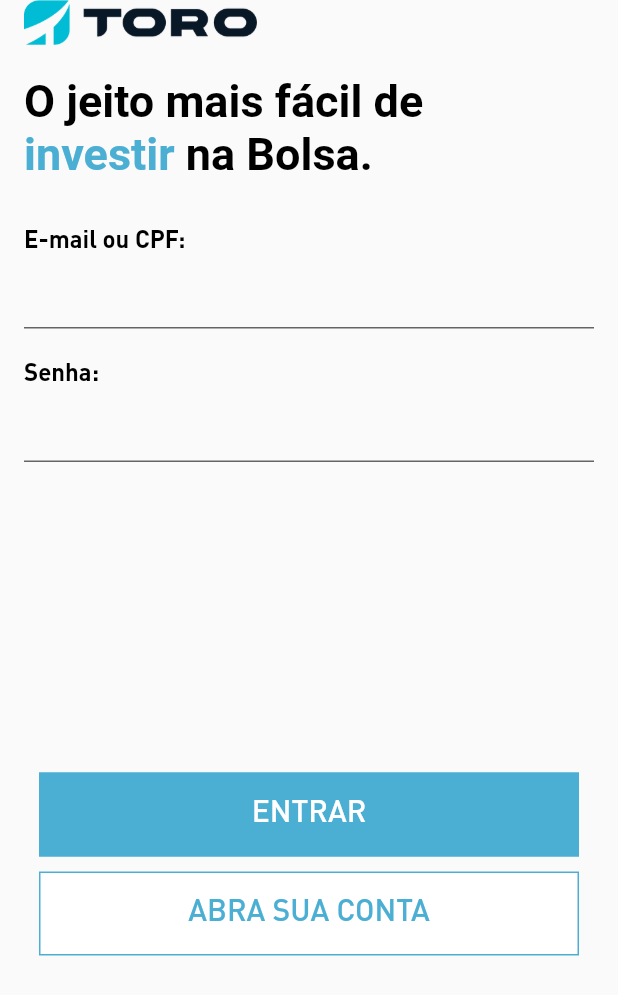
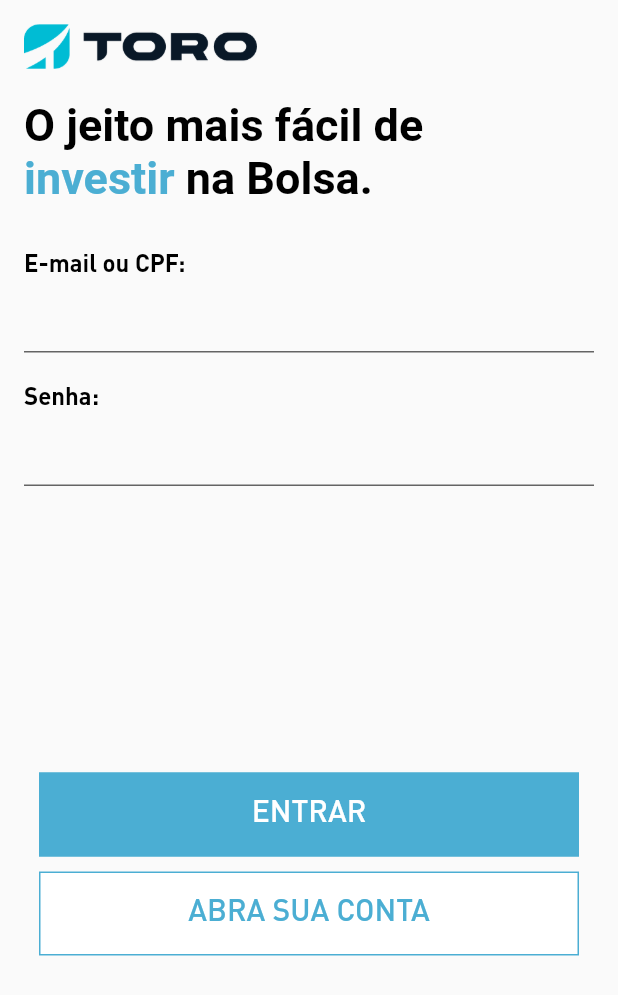
Before and after one commit to williamtdepaula/flutter_toro, a Flutter app: the LoginPage screen opened by its route, on a phone screen of 412 x 824 dp. Shown: the top 995 px of the screen. Run offline on Flutter 3.47's test engine with Material 2 defaults, Android fonts, the phone set to English and light mode, and no system bars; our stand-ins replace animated_splash_screen, flutter_modular, flutter_svg, mobx; generated files the repository leaves out were written again; project files that could hold a hidden picture were left out.

Commit message:
::Implemented:: Padding added in login view

```diff
--- a/lib/app/modules/login/view/login_page.dart
+++ b/lib/app/modules/login/view/login_page.dart
@@ -27,7 +27,7 @@ class _LoginPageState extends ModularState<LoginPage, LoginController> {
     return SafeArea(
       child: SingleChildScrollView(
         child: Container(
-          padding: EdgeInsets.symmetric(horizontal: 16),
+          padding: EdgeInsets.all(16),
           height: MediaQuery.of(context).size.height,
           child: Column(
             crossAxisAlignment: CrossAxisAlignment.start,
```
Also changed, not shown: 1 other file.
